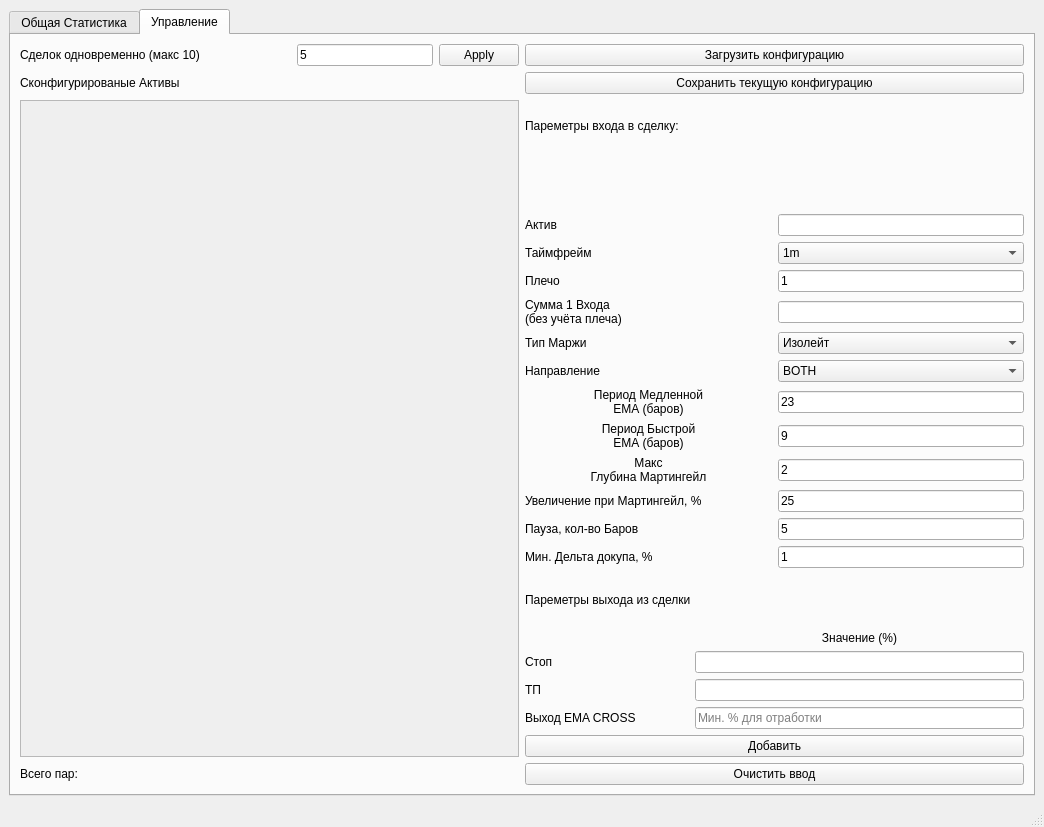
Above: form.ui from WonniPooh/ema_mart_strat before the change. Below: the same form after it.
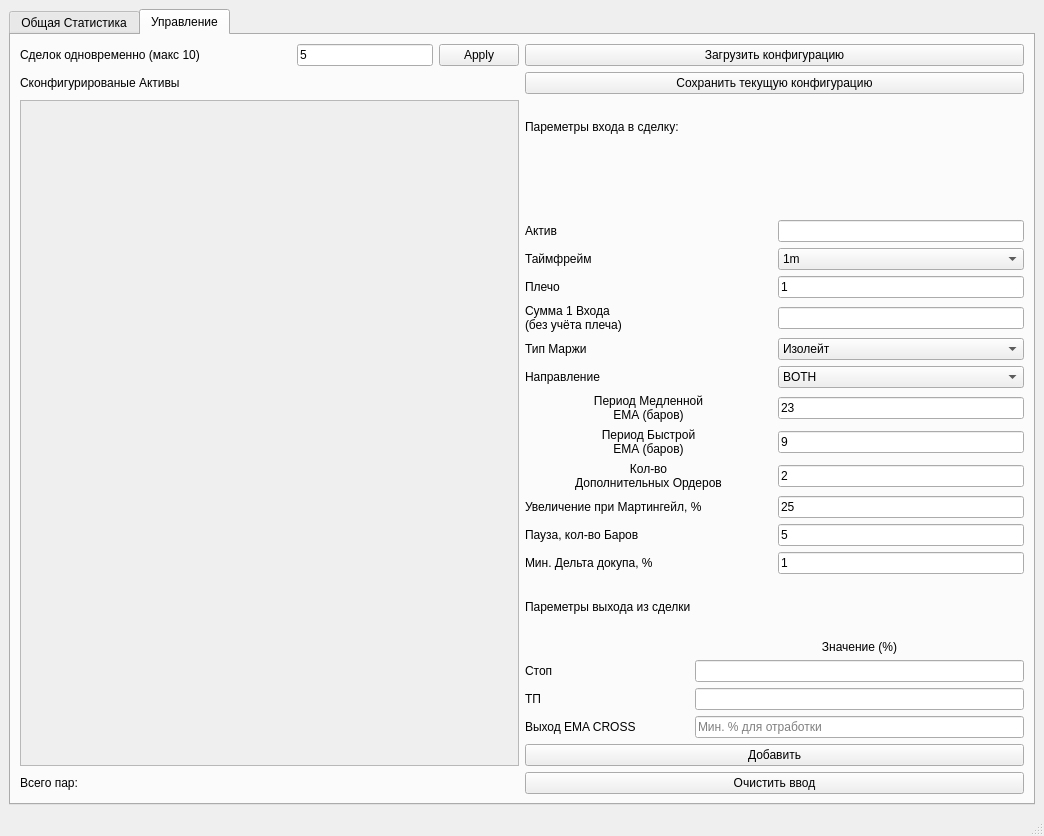
That is the form after the change.

Commit message: fixed perc_delta counting from avg_price -> now form last order price

What changed in the file:
```diff
--- a/form.ui
+++ b/form.ui
@@ -7,7 +7,7 @@
     <x>0</x>
     <y>0</y>
     <width>1044</width>
-    <height>827</height>
+    <height>836</height>
    </rect>
   </property>
   <property name="windowTitle">
@@ -213,7 +213,7 @@
              <x>0</x>
              <y>0</y>
              <width>497</width>
-             <height>613</height>
+             <height>622</height>
             </rect>
            </property>
            <layout class="QVBoxLayout" name="verticalLayout">
@@ -516,8 +516,8 @@
           <item row="8" column="0">
            <widget class="QLabel" name="max_mart_depth_lbl">
             <property name="text">
-             <string>Макс
-Глубина Мартингейл</string>
+             <string>Кол-во
+Дополнительных Ордеров</string>
             </property>
             <property name="alignment">
              <set>Qt::AlignCenter</set>
```
The commit also changes 4 other files.
